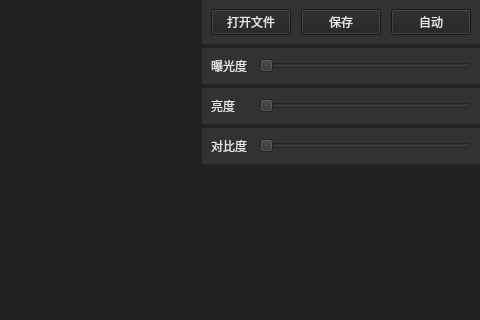
Qt form Qt/ImageEdit/mainwindow.ui (wamaqa/ImageEdit) before a commit; both pictures show x 486 to 966 and y 0 to 320 of the 966 by 760 pixel window.
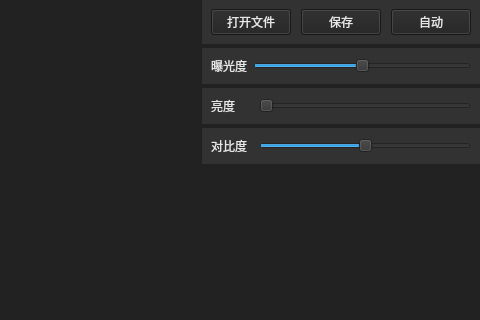
The same form after that commit.

```diff
--- a/Qt/ImageEdit/mainwindow.ui
+++ b/Qt/ImageEdit/mainwindow.ui
@@ -127,7 +127,7 @@
         <property name="styleSheet">
          <string notr="true">background-color: rgb(50, 50, 50);</string>
         </property>
-        <layout class="QHBoxLayout" name="horizontalLayout_3" stretch="1,5">
+        <layout class="QHBoxLayout" name="horizontalLayout_3" stretch="0,0">
          <item>
           <widget class="QLabel" name="label">
            <property name="text">
@@ -136,7 +136,19 @@
           </widget>
          </item>
          <item>
-          <widget class="QSlider" name="slider">
+          <widget class="QSlider" name="SliderExposure">
+           <property name="cursor">
+            <cursorShape>IBeamCursor</cursorShape>
+           </property>
+           <property name="minimum">
+            <number>-25</number>
+           </property>
+           <property name="maximum">
+            <number>25</number>
+           </property>
+           <property name="singleStep">
+            <number>1</number>
+           </property>
            <property name="orientation">
             <enum>Qt::Horizontal</enum>
            </property>
@@ -182,7 +194,13 @@
           </widget>
          </item>
          <item>
-          <widget class="QSlider" name="slider_3">
+          <widget class="QSlider" name="SliderContras">
+           <property name="maximum">
+            <number>8</number>
+           </property>
+           <property name="value">
+            <number>4</number>
+           </property>
            <property name="orientation">
             <enum>Qt::Horizontal</enum>
            </property>
```
Left out of the diff: 11 changed lines with no effect on the pictures.
